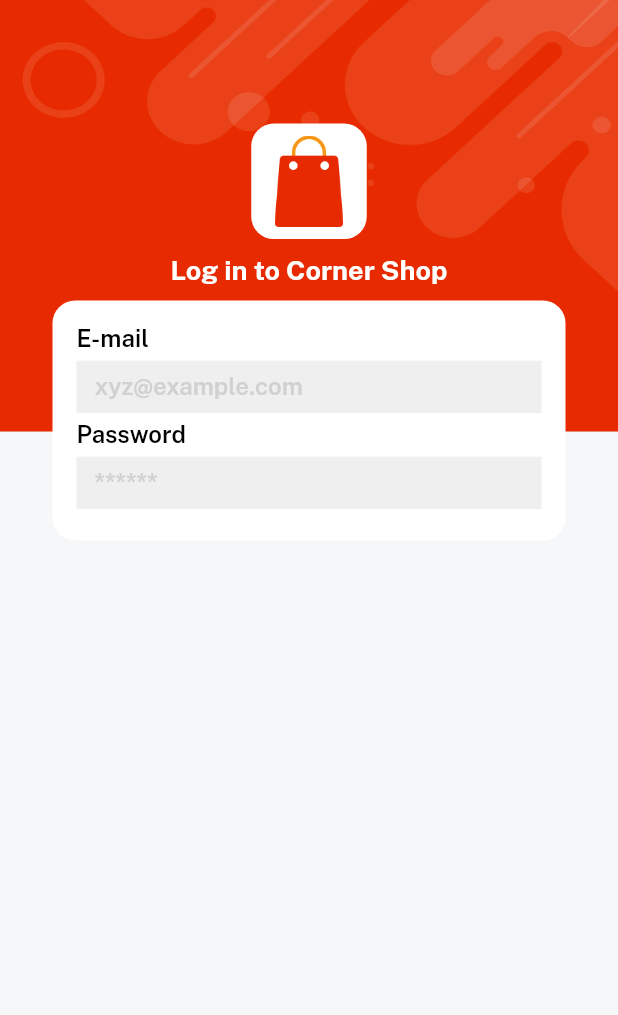
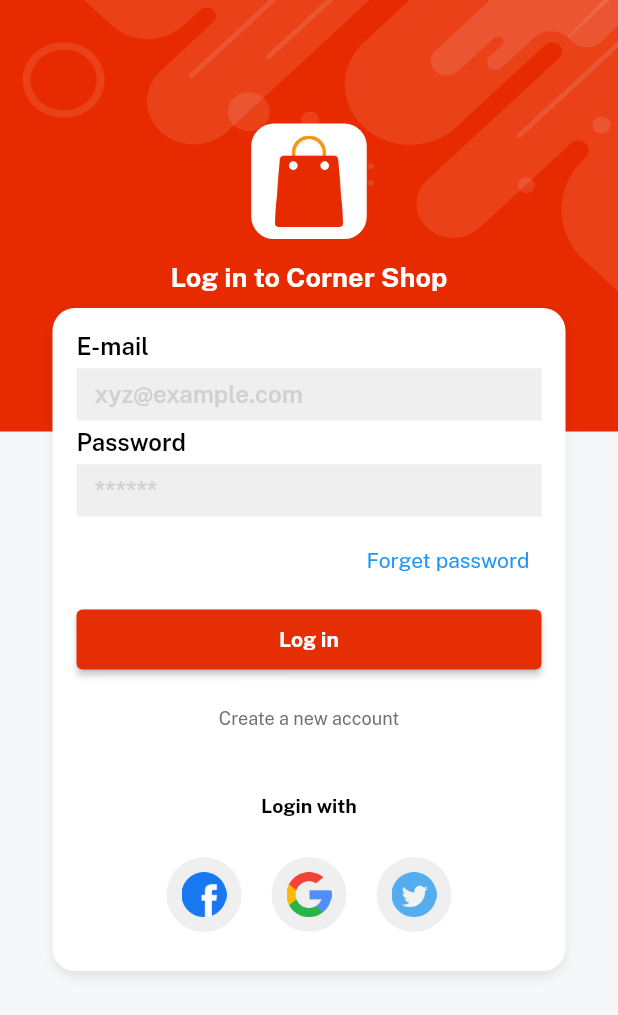
Before and after one commit to Mayanksharma21/Hyperlocal-E-commerce-platform, a Flutter app: the screen it shows after launch, on a phone screen of 412 x 824 dp. Shown: the top 1015 px of the screen. Run offline on Flutter 3.47's test engine with Material 2 defaults, Android fonts, the phone set to English and light mode, and no system bars; our stand-ins replace get, velocity_x.

Commit message:
Login page added succefully

```diff
--- a/lib/content/consts.dart
+++ b/lib/content/consts.dart
@@ -2,4 +2,5 @@
 export './strings.dart';
 export './images.dart';
 export './styles.dart';
+export './lists.dart';
 export 'package:velocity_x/velocity_x.dart';
--- /dev/null
+++ b/lib/content/lists.dart
@@ -0,0 +1,8 @@
+import 'package:flutter/material.dart';
+import 'package:eshop/content/consts.dart';
+
+const socialIconList = [
+  icFacebookLogo,
+  icGoogleLogo,
+  icTwitterLogo
+];
--- a/lib/content/styles.dart
+++ b/lib/content/styles.dart
@@ -5,3 +5,8 @@
 const emailHint = "xyz@example.com";
 const password = "Password";
 const passwordHint = "******";
+const forgetpass = "Forget password";
+const login = "Log in";
+const signup = "Sign up";
+const createnew = "Create a new account";
+const loginWith = "Login with";
--- a/lib/views/auth_screens/login_page.dart
+++ b/lib/views/auth_screens/login_page.dart
@@ -1,6 +1,7 @@
 import 'package:eshop/widgets_common/appLogo.dart';
 import 'package:eshop/widgets_common/bg_widget.dart';
 import 'package:eshop/widgets_common/customtextfields.dart';
+import 'package:eshop/widgets_common/redbutton.dart';
 import 'package:flutter/material.dart';
 import 'package:eshop/content/consts.dart';
 
@@ -9,22 +10,79 @@
 
   @override
   Widget build(BuildContext context) {
-    return bgWidget(
-      Scaffold(
+    return bgWidget(Scaffold(
+      resizeToAvoidBottomInset: false,
       body: Center(
         child: Column(
           children: [
             (context.screenHeight * 0.1).heightBox,
             appLogoImage(),
-              10.heightBox,
+            15.heightBox,
             "Log in to $appname".text.fontFamily(bold).size(18).white.make(),
             10.heightBox,
             Column(
               children: [
                 customTextField(fieldName: email, fieldNameHint: emailHint),
-                  customTextField(fieldName: password, fieldNameHint: passwordHint),
+                customTextField(
+                    fieldName: password, fieldNameHint: passwordHint),
+                Align(
+                  alignment: Alignment.centerRight,
+                  child: TextButton(
+                      onPressed: () {}, child: forgetpass.text.make()),
+                ),
+                5.heightBox,
+                redButton(
+                  onPress: () {},
+                  color: redColor,
+                  textcolor: whiteColor,
+                  varname: login,
+                ).box.width(context.screenWidth - 50).make(),
+                5.heightBox,
+                Align(
+                  alignment: Alignment.center,
+                  child: TextButton(
+                      onPressed: () {},
+                      child: createnew.text
+                          .fontFamily(regular)
+                          .color(fontGrey)
+                          .size(12)
+                          .make()),
+                ),
+                10.heightBox,
+                Align(
+                  alignment: Alignment.center,
+                  child: TextButton(
+                      onPressed: () {},
+                      child: loginWith.text
+                          .fontFamily(bold)
+                          .color(Colors.black)
+                          .size(13)
+                          .make()),
+                ),
+                Row(
+                  mainAxisAlignment: MainAxisAlignment.center,
+                  children: List.generate(
+                      3,
+                      (index) => Padding(
+                          padding: const EdgeInsets.all(10),
+                          child: CircleAvatar(
+                            backgroundColor: lightGrey,
+                            radius: 25,
+                            child: Image.asset(
+                              socialIconList[index],
+                              width: 30,
+                            ),
+                          ))),
+                )
               ],
-              ).box.white.padding(EdgeInsets.all(16)).width(context.screenWidth - 70).rounded.make(),
+            )
+                .box
+                .white
+                .padding(EdgeInsets.all(16))
+                .width(context.screenWidth - 70)
+                .rounded
+                .shadowMd
+                .make(),
           ],
         ),
       ),
--- a/lib/widgets_common/customtextfields.dart
+++ b/lib/widgets_common/customtextfields.dart
@@ -1,7 +1,7 @@
 import 'package:flutter/material.dart';
 import 'package:eshop/content/consts.dart';
 
-Widget customTextField({String ? fieldName, String ? fieldNameHint, conrtoller}) {
+Widget customTextField({String? fieldName, String? fieldNameHint, conrtoller}) {
   return Column(
       crossAxisAlignment: CrossAxisAlignment.start,
       children: [
--- /dev/null
+++ b/lib/widgets_common/redbutton.dart
@@ -0,0 +1,14 @@
+import 'package:flutter/material.dart';
+import 'package:eshop/content/consts.dart';
+
+Widget redButton({onPress, color, textcolor, String ? varname}) {
+  return ElevatedButton(
+      style: ElevatedButton.styleFrom(
+        primary: color,
+        padding: const EdgeInsets.all(12),
+      ),
+      onPressed: () {
+        onPress;
+      },
+      child: varname!.text.color(textcolor).fontFamily(bold).make());
+}
```
Lines whose indentation alone changed are shown as unchanged.
